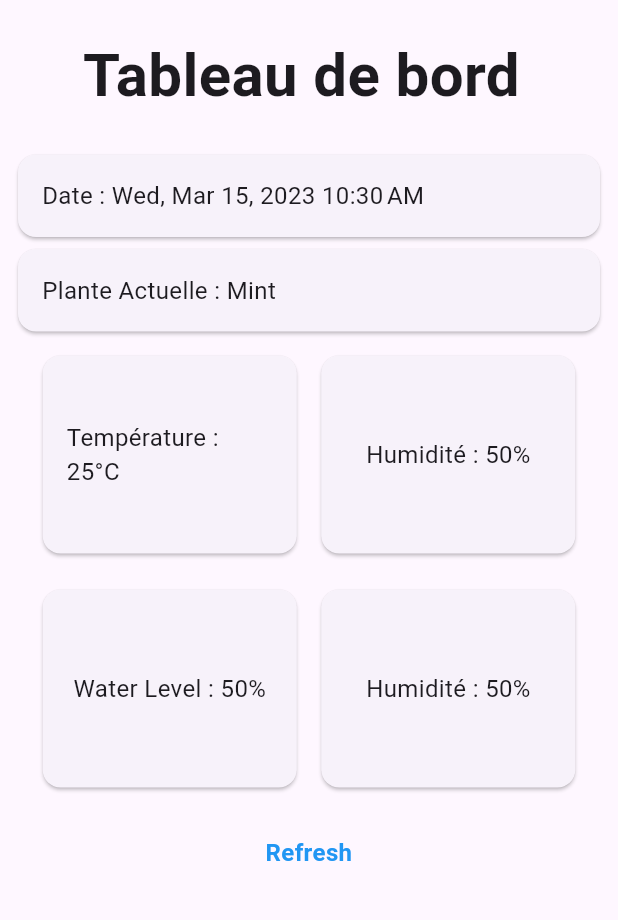
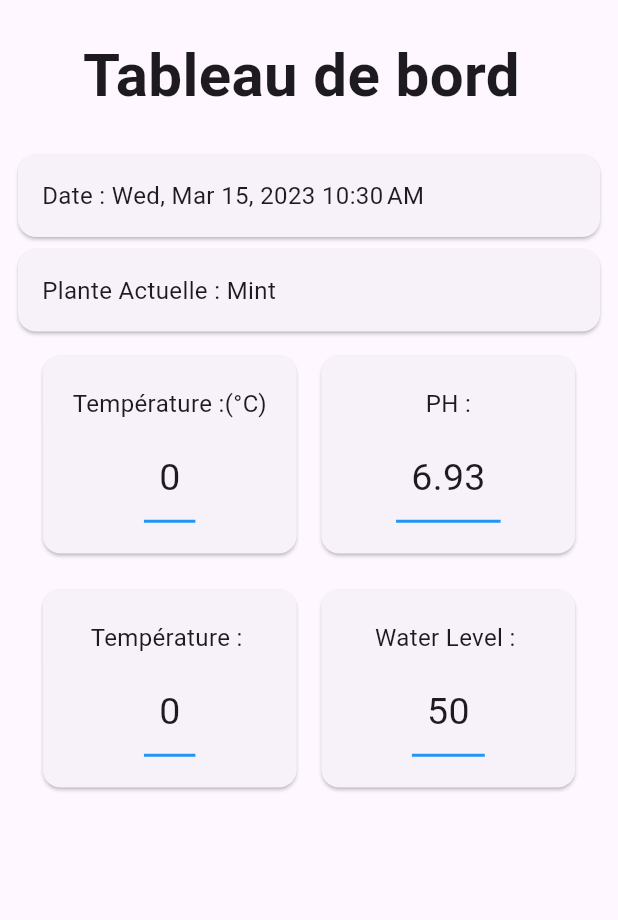
Before and after one commit to elhajuojy/Flutter_FireBase_iot, a Flutter app: the HomePage screen opened by its route, on a phone screen of 412 x 824 dp, the part 63-983 px from its top. Run offline on Flutter 3.47's test engine with Material 2 defaults, Android fonts, the phone set to English and light mode, and no system bars; our stand-ins replace firebase_auth, firebase_core, firebase_database, get; accounts and stored records are empty.

```diff
--- a/lib/Home/HomePage.dart
+++ b/lib/Home/HomePage.dart
@@ -1,16 +1,44 @@
+import 'dart:math';
+
 import 'package:firebase_auth/firebase_auth.dart';
 import 'package:flutter/material.dart';
-import 'package:flutter/src/widgets/framework.dart';
-import 'package:flutter/src/widgets/placeholder.dart';
 import 'package:get/get.dart';
 import 'package:intl/intl.dart';
+import 'package:firebase_database/firebase_database.dart';
 
-class HomePage extends StatelessWidget {
+class HomePage extends StatefulWidget {
   const HomePage({super.key});
 
+  @override
+  State<HomePage> createState() => _HomePageState();
+}
+
+class _HomePageState extends State<HomePage> {
   logout() async {
     await FirebaseAuth.instance.signOut();
     Get.offAllNamed('login');
+  }
+
+  var temp = "0".obs;
+
+  getData() async {
+    var ref = FirebaseDatabase.instance.ref().child("data");
+
+    ref.onValue.listen((event) {
+      var snapshot = event.snapshot;
+      if (snapshot.value != null) {
+        Object? data = snapshot.value;
+        Map<dynamic, dynamic> map = data as Map<dynamic, dynamic>;
+        temp.value = map["temp"].toString();
+      }
+      // print(snapshot.value);
+    });
+  }
+
+  @override
+  void initState() {
+    super.initState();
+    getData();
   }
 
   @override
@@ -32,8 +60,7 @@ class HomePage extends StatelessWidget {
         ),
         body: Padding(
           padding: const EdgeInsets.all(8.0),
-          child: Container(
-              child: Column(
+          child: Column(
             mainAxisAlignment: MainAxisAlignment.start,
             children: [
               const Text("Tableau de bord ",
@@ -71,34 +98,11 @@ class HomePage extends StatelessWidget {
                 child: Row(
                   mainAxisAlignment: MainAxisAlignment.spaceEvenly,
                   children: [
-                    Card(
-                        child: Padding(
-                      padding: const EdgeInsets.all(16.0),
-                      child: SizedBox(
-                          width: Get.width / 3,
-                          height: 100,
-                          child: const Center(
-                            child: Text("Température : 25°C",
-                                style: TextStyle(
-                                  fontSize: 16,
-                                  fontWeight: FontWeight.normal,
-                                )),
-                          )),
-                    )),
-                    Card(
-                        child: Padding(
-                      padding: const EdgeInsets.all(16.0),
-                      child: SizedBox(
-                          width: Get.width / 3,
-                          height: 100,
-                          child: const Center(
-                            child: Text("Humidité : 50%",
-                                style: TextStyle(
-                                  fontSize: 16,
-                                  fontWeight: FontWeight.normal,
-                                )),
-                          )),
-                    )),
+                    MainCard(temp: temp, title: "Température :(°C)"),
+                    MainCard(
+                      temp: '6.93'.obs,
+                      title: "PH :",
+                    ),
                   ],
                 ),
               ),
@@ -107,57 +111,78 @@ class HomePage extends StatelessWidget {
                 child: Row(
                   mainAxisAlignment: MainAxisAlignment.spaceEvenly,
                   children: [
-                    Card(
-                        child: Padding(
-                      padding: const EdgeInsets.all(16.0),
-                      child: SizedBox(
-                          width: Get.width / 3,
-                          height: 100,
-                          child: const Center(
-                            child: Text("Water Level : 50%",
-                                style: TextStyle(
-                                  fontSize: 16,
-                                  fontWeight: FontWeight.normal,
-                                )),
-                          )),
-                    )),
-                    Card(
-                        child: Padding(
-                      padding: const EdgeInsets.all(16.0),
-                      child: SizedBox(
-                          width: Get.width / 3,
-                          height: 100,
-                          child: const Center(
-                            child: Text("Humidité : 50%",
-                                style: TextStyle(
-                                  fontSize: 16,
-                                  fontWeight: FontWeight.normal,
-                                )),
-                          )),
-                    )),
+                    MainCard(temp: temp),
+                    MainCard(
+                      temp: '50'.obs,
+                      title: "Water Level : ",
+                    ),
                   ],
                 ),
               ),
-              const SizedBox(
-                height: 20,
-              ),
-              SizedBox(
-                width: Get.width,
-                child: InkWell(
-                  onTap: () {
-                    //todo : refersh data from firebase
-                  },
-                  child: const Text("Refresh",
-                      textAlign: TextAlign.center,
-                      style: TextStyle(
-                        color: Colors.blue,
-                        fontSize: 16,
-                        fontWeight: FontWeight.bold,
-                      )),
-                ),
-              )
             ],
-          )),
+          ),
         ));
   }
 }
+
+class MainCard extends StatelessWidget {
+  const MainCard({
+    super.key,
+    required this.temp,
+    this.title = "Température : ",
+  });
+
+  final RxString temp;
+  final String title;
+
+  @override
+  Widget build(BuildContext context) {
+    return Card(
+      child: Padding(
+          padding: const EdgeInsets.all(16.0),
+          child: Obx(
+            () => SizedBox(
+              width: Get.width / 3,
+              height: 100,
+              child: Center(
+                  child: Column(
+                crossAxisAlignment: CrossAxisAlignment.center,
+                mainAxisAlignment: MainAxisAlignment.center,
+                children: [
+                  Text(
+                    title.toString(),
+                    style: const TextStyle(
+                      fontSize: 16,
+                      fontWeight: FontWeight.normal,
+                    ),
+                  ),
+                  const SizedBox(
+                    height: 10,
+                  ),
+                  Container(
+                    padding: const EdgeInsets.all(10),
+                    decoration: const BoxDecoration(
+                      // color: Colors.blue,
+                      // borderRadius: BorderRadius.all(Radius.circular(100)),
+                      border: Border(
+                        bottom: BorderSide(width: 2.0, color: Colors.blue),
+                        // top: BorderSide(width: 3.0, color: Colors.black),
+                        // left: BorderSide(width: 3.0, color: Colors.black),
+                        // right: BorderSide(width: 3.0, color: Colors.black),
+                      ),
+                    ),
+                    child: Text(
+                      "$temp",
+                      style: const TextStyle(
+                        fontSize: 25,
+                        fontWeight: FontWeight.normal,
+                      ),
+                    ),
+                  ),
+                ],
+              )),
+            ),
+          )),
+    );
+  }
+}
```
